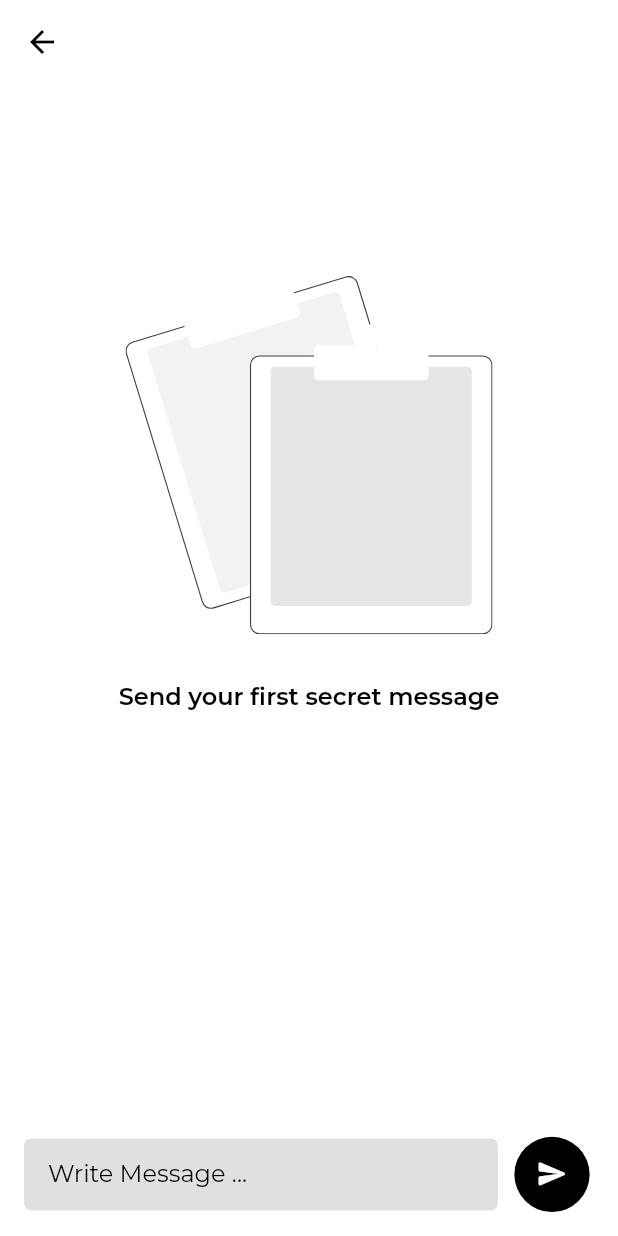
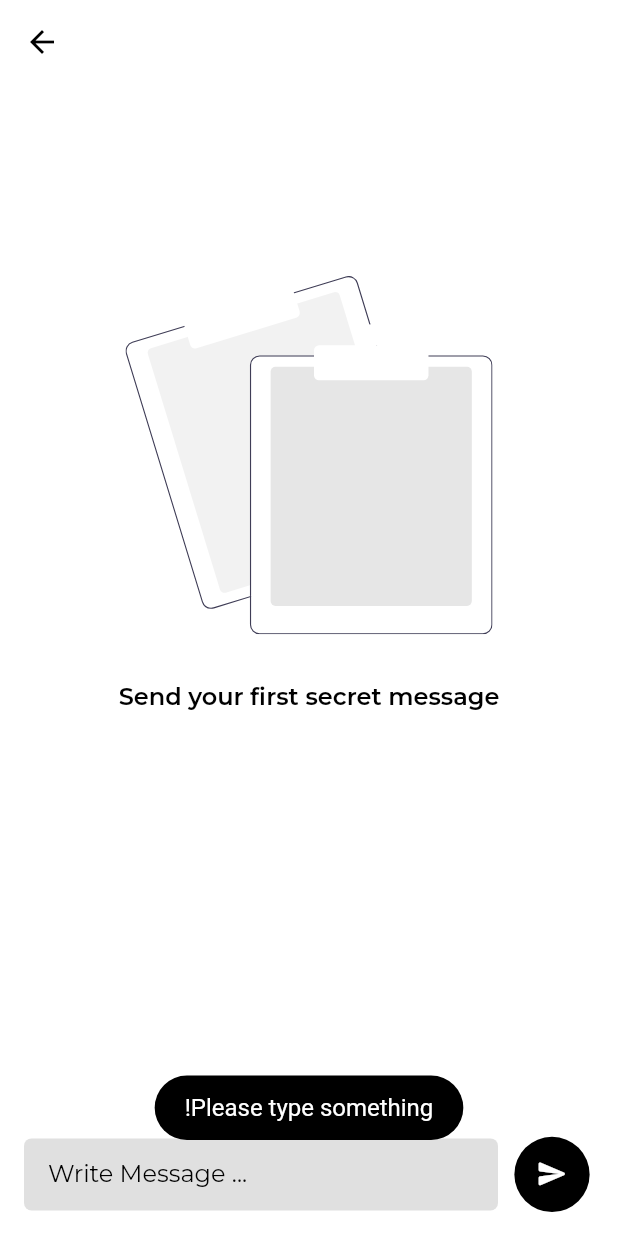
Before and after one commit to savagecarol/Achat, a Flutter app: the ChatScreen screen opened directly with empty values, after a tap on the "send" icon, on a phone screen of 412 x 824 dp. Run offline on Flutter 3.47's test engine with Material 2 defaults, Android fonts, the light colour scheme and no system bars; our stand-ins replace cloud_firestore, contacts_service, firebase_auth, firebase_core, flutter_otp_text_field, flutter_screenutil and 6 more; accounts and stored records are empty.

Commit message:
we can do it

```diff
--- a/lib/Services/MessageService.dart
+++ b/lib/Services/MessageService.dart
@@ -2,8 +2,6 @@ import 'package:anonymous_chat/models/Message.dart';
 import 'package:anonymous_chat/models/MessageDirection.dart';
 import 'package:anonymous_chat/utils/global.dart';
 import 'package:cloud_firestore/cloud_firestore.dart';
-import 'package:flutter_ringtone_player/flutter_ringtone_player.dart';
-
 class MessageService {
   MessageService._();
   factory MessageService.getInstance() => _instance;
@@ -25,10 +23,6 @@ class MessageService {
           'time': message.time,
           'seenTime': message.seenTime
         });
-
-        print(message.senderPigeonId);
-        print(message.receiverPigeonId);
-
         await _firestore
             .collection('PIGEON')
             .doc(message.receiverPigeonId + message.senderPigeonId)
@@ -65,8 +59,6 @@ class MessageService {
           }
         });
       }
-
-      FlutterRingtonePlayer.playNotification();
       return true;
     } catch (e) {
       return false;
--- a/lib/custom/CustomTextField.dart
+++ b/lib/custom/CustomTextField.dart
@@ -21,9 +21,11 @@ class CustomTextField extends StatelessWidget {
   final Color cursorColor;
   final bool expand;
   final int? maxLength;
+  final TextEditingController? textEditingController;
 
   CustomTextField(
-      {required this.hintText,
+      {this.textEditingController,
+        required this.hintText,
       this.maxLength,
       this.preIconSize = 30,
       this.hintTextSize = 16,
@@ -45,7 +47,13 @@ class CustomTextField extends StatelessWidget {
 
   @override
   Widget build(BuildContext context) {
-    return Padding(
+    return
+
+
+
+
+
+    Padding(
         padding: EdgeInsets.symmetric(horizontal: padding),
         child: Container(
           decoration: BoxDecoration(
@@ -56,8 +64,42 @@ class CustomTextField extends StatelessWidget {
             padding: (isPrefixIcon)
                 ? const EdgeInsets.all(0)
                 : const EdgeInsets.only(left: 16),
-            child: TextFormField(
+            child: (textEditingController !=null)
 
+            ?
+              TextFormField(
+              controller: textEditingController,
+              maxLength: maxLength,
+              obscureText: obscureText,
+              cursorColor: cursorColor,
+              minLines: minLine,
+              maxLines: maxLine,
+              onSaved: onSaved(),
+              onChanged: onChanged,
+              keyboardType: textInputType,
+              style: const TextStyle(fontSize: 16, color: Colors.black),
+              decoration: InputDecoration(
+                counterText: "",
+                floatingLabelBehavior: FloatingLabelBehavior.always,
+                border: InputBorder.none,
+                hintText: hintText,
+                labelStyle: GoogleFonts.montserrat(
+                    textStyle:
+                        const TextStyle(fontSize: 16, color: Colors.black)),
+                prefixIcon: isPrefixIcon
+                    ? Icon(
+                        icon,
+                        color: Colors.black,
+                        size: preIconSize,
+                      )
+                    : null,
+                hintStyle: GoogleFonts.montserrat(
+                    textStyle:
+                        const TextStyle(fontSize: 16, color: Colors.black)),
+              ),
+            ) :
+
+             TextFormField(
               maxLength: maxLength,
               obscureText: obscureText,
               cursorColor: cursorColor,
@@ -89,6 +131,12 @@ class CustomTextField extends StatelessWidget {
               ),
             ),
           ),
+
         ));
+
+
+
+
+
   }
 }
--- a/lib/models/ExsistContact.dart
+++ b/lib/models/ExsistContact.dart
@@ -1,8 +1,9 @@
 
 
+import 'package:anonymous_chat/models/ContactNumber.dart';
 import 'package:contacts_service/contacts_service.dart';
 
 class ExsistContact {
-  late Contact contact;
+  late ContactNumber contactNumber;
   bool isActive = false;
 }
--- a/lib/presentation/ChatScreen.dart
+++ b/lib/presentation/ChatScreen.dart
@@ -25,7 +25,8 @@ class ChatScreen extends StatefulWidget {
 }
 
 class _ChatScreenState extends State<ChatScreen> {
-  String message = "";
+  // String message = "";
+  final TextEditingController _messageController = TextEditingController(text : "");
   @override
   Widget build(BuildContext context) {
     return Scaffold(
@@ -127,12 +128,11 @@ class _ChatScreenState extends State<ChatScreen> {
               children: <Widget>[
                 Expanded(
                   child: CustomTextField(
+                      textEditingController: _messageController,
                       hintText: "Write Message ...",
+                      initialValue: "",
                       hintTextSize: 16,
-                      initialValue: message,
-                      onChanged: (value) {
-                        message = value!;
-                      },
+                      onChanged: (value) {},
                       maxLine: MAX_INT,
                       onSaved: () {},
                       validator: () {}),
@@ -144,19 +144,11 @@ class _ChatScreenState extends State<ChatScreen> {
                     onPressed: _postMessage,
                     backgroundColor: Colors.black,
                     elevation: 0,
-                    child: isMessageLoading
-                        ? Container(
-                            height: 16.h,
-                            width: 16.w,
-                            child: const CircularProgressIndicator(
-                              color: Colors.white,
-                            ),
-                          )
-                        : Icon(
-                            Icons.send_rounded,
-                            color: Colors.white,
-                            size: 18.h,
-                          ),
+                    child: Icon(
+                      Icons.send_rounded,
+                      color: Colors.white,
+                      size: 18.h,
+                    ),
                   ),
                 ),
               ],
@@ -174,6 +166,11 @@ class _ChatScreenState extends State<ChatScreen> {
       isMessageLoading = true;
     });
 
+    if (_messageController.text.isEmpty) {
+      showToast("!Please type something");
+      return;
+    }
+
     String sender = await preferenceService.getPhone();
     String receiver = widget.phoneNumber;
     String senderPigeonId = await preferenceService.getPigeonId();
@@ -182,7 +179,7 @@ class _ChatScreenState extends State<ChatScreen> {
     Message postMessage = Message(
         sender: sender,
         receiver: receiver,
-        message: message,
+        message: _messageController.text,
         senderPigeonId: senderPigeonId,
         receiverPigeonId: receiverPigeonId);
     postMessage.seenTime = postMessage.time;
@@ -191,26 +188,12 @@ class _ChatScreenState extends State<ChatScreen> {
       if (!await messageService.postMessage(postMessage)) {
         showToast("!oops something went wrong");
       }
+    } else {
+      showToast("!sender and receiver cannot be same");
     }
-    else{
-        showToast("!sender and receiver cannot be same");
-    }
-
     setState(() {
       isMessageLoading = false;
+      _messageController.text = "";
     });
-
-    // ignore: use_build_context_synchronously
-    Navigator.pop(context);
-    // ignore: use_build_context_synchronously
-    Navigator.push(
-      context,
-      MaterialPageRoute(
-          builder: (context) => ChatScreen(
-              displayName: widget.displayName,
-              phoneNumber: widget.phoneNumber,
-              pigeonId: widget.pigeonId,
-              userPigeonId: widget.userPigeonId)),
-    );
   }
 }
--- a/pubspec.yaml
+++ b/pubspec.yaml
@@ -45,7 +45,6 @@ dependencies:
   url_launcher: ^6.1.7
   share_plus: ^4.0.4
   flutter_svg:
-  flutter_ringtone_player: ^3.2.0
 
   # The following adds the Cupertino Icons font to your application.
   # Use with the CupertinoIcons class for iOS style icons.
```
Also changed, not shown: lib/Services/ContactService.dart (+17 -11 lines), lib/Services/PigeonService.dart (+14 -15 lines), lib/models/ContactNumber.dart (added, +9 -0 lines), lib/presentation/ContactPage.dart (+16 -15 lines), lib/presentation/SplashScreen.dart (+36 -41 lines), lib/utils/global.dart (+10 -5 lines), pubspec.lock.
